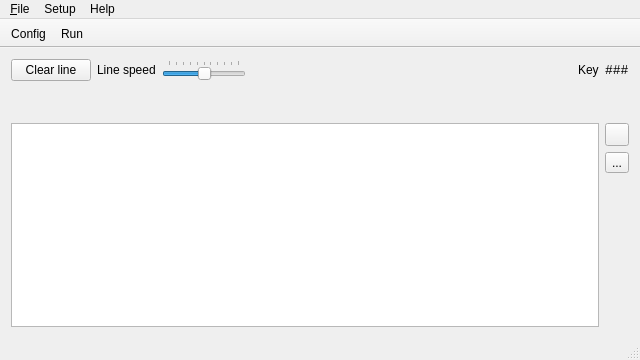
This is src/windows/mainwindow.ui in sardylan/qcw as Qt 5 draws it before an edit. The edited form follows.
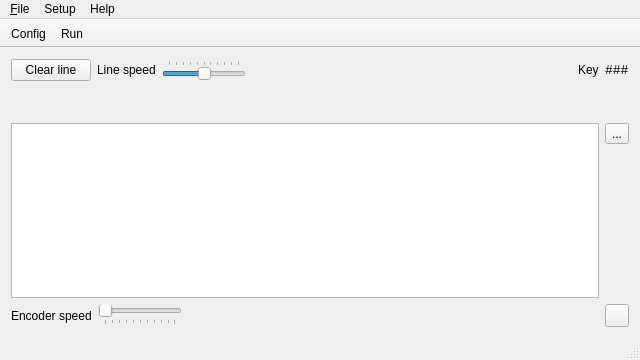
This is the edited form. Icons and pictures are not drawn.

Commit message: Variable speed for encoder

```diff
--- a/src/windows/mainwindow.ui
+++ b/src/windows/mainwindow.ui
@@ -133,7 +133,18 @@
      <layout class="QGridLayout" name="gridLayout">
       <item row="0" column="1">
        <layout class="QGridLayout" name="lateralLayout">
-        <item row="2" column="0">
+        <item row="0" column="0">
+         <widget class="QToolButton" name="clearTextButton">
+          <property name="text">
+           <string>...</string>
+          </property>
+          <property name="icon">
+           <iconset resource="../resources.qrc">
+            <normaloff>:/icons/erase.svg</normaloff>:/icons/erase.svg</iconset>
+          </property>
+         </widget>
+        </item>
+        <item row="1" column="0">
          <spacer name="verticalSpacer">
           <property name="orientation">
            <enum>Qt::Vertical</enum>
@@ -146,7 +157,41 @@
           </property>
          </spacer>
         </item>
+       </layout>
+      </item>
+      <item row="1" column="0" colspan="2">
+       <layout class="QGridLayout" name="bottomLayout" columnstretch="0,0,1,0">
         <item row="0" column="0">
+         <widget class="QLabel" name="encoderSpeedLabel">
+          <property name="text">
+           <string>Encoder speed</string>
+          </property>
+         </widget>
+        </item>
+        <item row="0" column="1">
+         <widget class="QSlider" name="encoderSpeedSlider">
+          <property name="orientation">
+           <enum>Qt::Horizontal</enum>
+          </property>
+          <property name="tickPosition">
+           <enum>QSlider::TicksBelow</enum>
+          </property>
+         </widget>
+        </item>
+        <item row="0" column="2">
+         <spacer name="footerHorizontalSpacer">
+          <property name="orientation">
+           <enum>Qt::Horizontal</enum>
+          </property>
+          <property name="sizeHint" stdset="0">
+           <size>
+            <width>40</width>
+            <height>20</height>
+           </size>
+          </property>
+         </spacer>
+        </item>
+        <item row="0" column="3">
          <widget class="QToolButton" name="playButton">
           <property name="text">
            <string/>
@@ -160,17 +205,6 @@
           </property>
          </widget>
         </item>
-        <item row="1" column="0">
-         <widget class="QToolButton" name="clearTextButton">
-          <property name="text">
-           <string>...</string>
-          </property>
-          <property name="icon">
-           <iconset resource="../resources.qrc">
-            <normaloff>:/icons/erase.svg</normaloff>:/icons/erase.svg</iconset>
-          </property>
-         </widget>
-        </item>
        </layout>
       </item>
       <item row="0" column="0">
```
Left out of the diff: 32 changed lines with no effect on the pictures. The commit also changes 6 other files.
